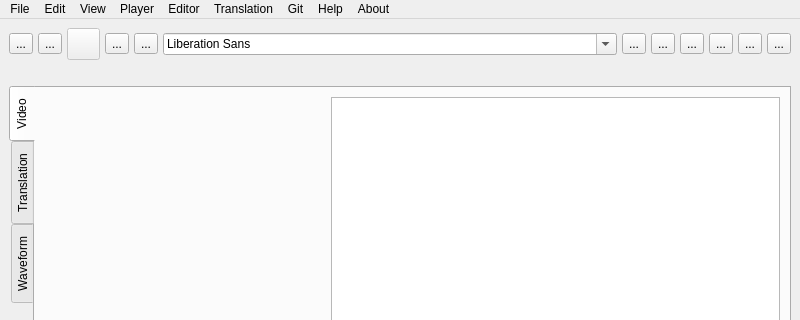
First picture: the form in tool.ui, repository ljn7/Vagyojaka-testing, before the edit; both pictures show x 0 to 800 and y 0 to 320 of the 800 by 600 pixel window.
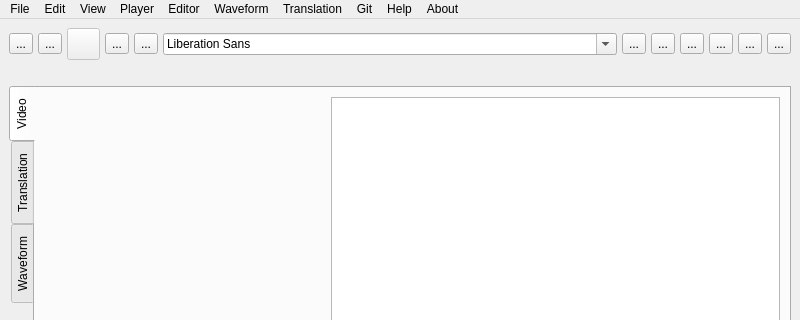
Second picture: the form after the edit. Icons and pictures are not drawn. Custom widgets are drawn as their Qt base class.

Commit message: Added waveform at menu bar and small changes

Diff of the .ui file:
```diff
--- a/tool.ui
+++ b/tool.ui
@@ -818,11 +818,20 @@
     <addaction name="actionAbout"/>
     <addaction name="actionVersion"/>
    </widget>
+   <widget class="QMenu" name="menuWaveform">
+    <property name="title">
+     <string>Waveform</string>
+    </property>
+    <addaction name="actionShow_Waveform"/>
+    <addaction name="separator"/>
+    <addaction name="actionSave_Timestamps"/>
+   </widget>
    <addaction name="menuFile"/>
    <addaction name="menuEdit"/>
    <addaction name="menuView"/>
    <addaction name="menuMedia_Player"/>
    <addaction name="menuEditor"/>
+   <addaction name="menuWaveform"/>
    <addaction name="menuTranslation"/>
    <addaction name="menuGit"/>
    <addaction name="menuHelp"/>
```
Left out of the diff: 9 changed lines with no effect on the pictures. The commit also changes 4 other files.
